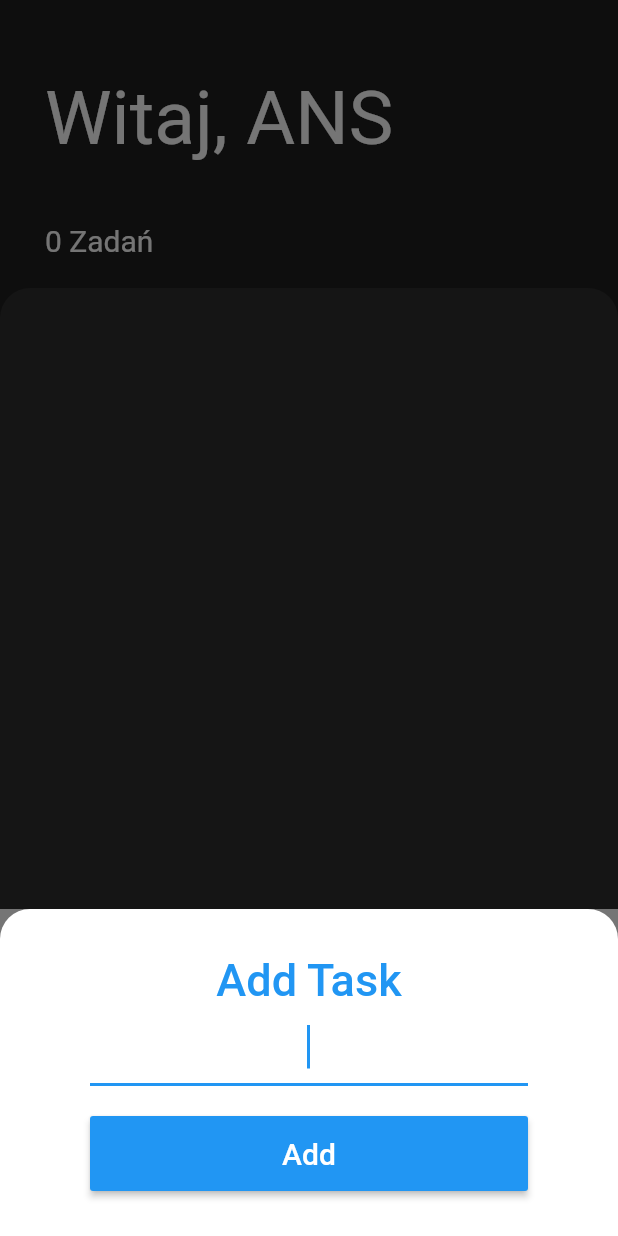
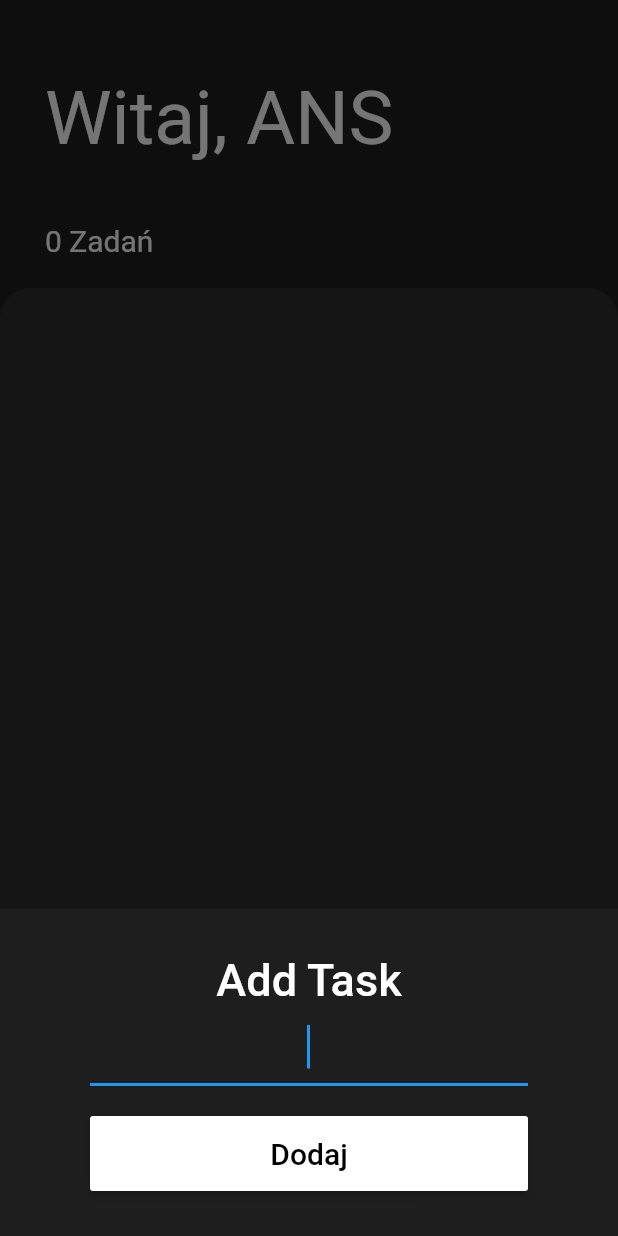
Before and after one commit to ZYZIUS/your_bussines_new, a Flutter app: the screen it shows after launch, item 2 of the bottom bar chosen, on a phone screen of 412 x 824 dp. Run offline on Flutter 3.47's test engine with Material 2 defaults, Android fonts, the phone set to English and light mode, and no system bars.

Commit message:
Dodanie odpowiednich kolorów w screenie dodawania

```diff
--- a/lib/screens/add_task_screen.dart
+++ b/lib/screens/add_task_screen.dart
@@ -8,10 +8,10 @@ class AddTaskScreen extends StatelessWidget {
     String newTaskTitle = '';
 
     return Container(
-      color: const Color(0xFF757575),
+      color: Color.fromARGB(255, 30, 30, 30),
       child: Container(
         decoration: const BoxDecoration(
-          color: Colors.white,
+          color: Color.fromARGB(255, 30, 30, 30),
           borderRadius: BorderRadius.only(
               topLeft: Radius.circular(20.0), topRight: Radius.circular(20.0)),
         ),
@@ -23,7 +23,7 @@ class AddTaskScreen extends StatelessWidget {
               'Add Task',
               textAlign: TextAlign.center,
               style: TextStyle(
-                color: Colors.blue,
+                color: Colors.white,
                 fontSize: 30.0,
                 fontWeight: FontWeight.w500,
               ),
@@ -47,14 +47,14 @@ class AddTaskScreen extends StatelessWidget {
                     .addTask(newTaskTitle);
                 Navigator.pop(context);
               },
-              color: Colors.blue,
+              color: Colors.white,
               child: const Text(
-                'Add',
+                'Dodaj',
                 style: TextStyle(
                   fontSize: 20.0,
                 ),
               ),
-              textColor: Colors.white,
+              textColor: Colors.black,
               height: 50.0,
             )
           ],
--- a/lib/screens/tasks_screen.dart
+++ b/lib/screens/tasks_screen.dart
@@ -2,10 +2,17 @@ import 'package:flutter/material.dart';
 import 'package:provider/provider.dart';
 import '../models/task_data.dart';
 import '../widgets/tasks_list.dart';
-
 import 'add_task_screen.dart';
 
-class TasksScreen extends StatelessWidget {
+class TasksScreen extends StatefulWidget {
+  const TasksScreen({Key? key}) : super(key: key);
+
+  @override
+  State<TasksScreen> createState() => _TasksScreenState();
+}
+
+class _TasksScreenState extends State<TasksScreen> {
+  @override
   int _selectedIndex = 0;
   void _onItemTapped(int index, BuildContext context) {
     if (index == 1) {
```
